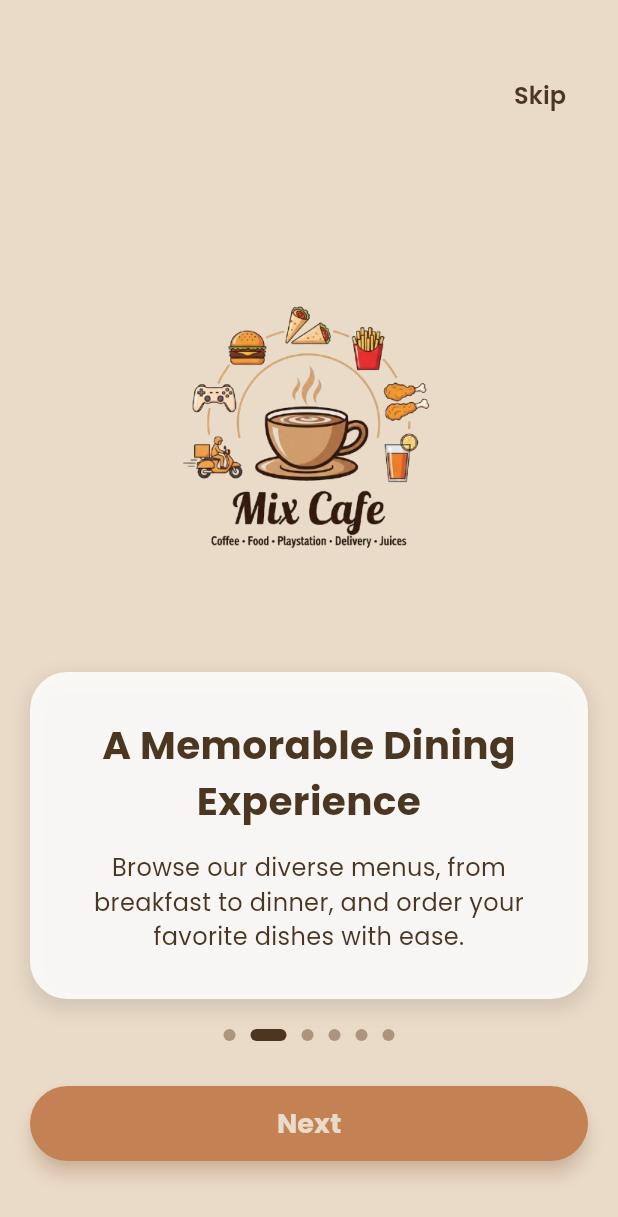
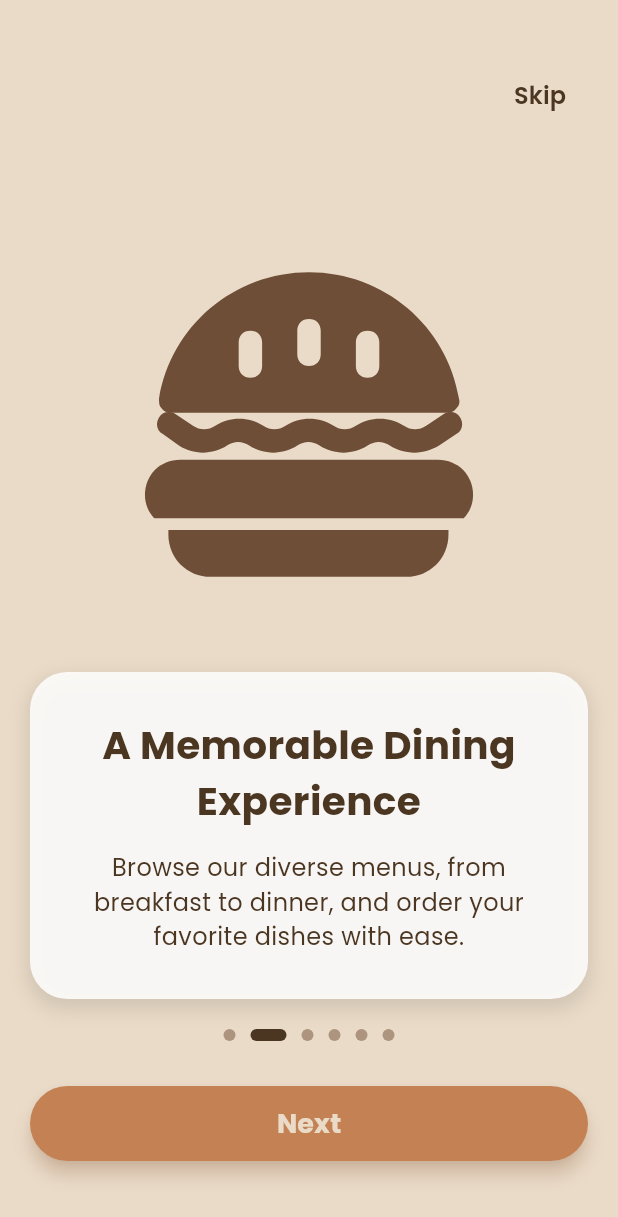
Before and after one commit to Moatasem-Official/CRUD-Mix-Cafe-App, a Flutter app: the screen it shows after launch, swiped to page 2, on a phone screen of 412 x 824 dp. Shown: the top 1217 px of the screen. Run offline on Flutter 3.47's test engine with Material 3 defaults, Android fonts, the phone set to English and light mode, and no system bars; our stand-ins replace animated_notch_bottom_bar, awesome_snackbar_content, bloc, cloud_firestore, device_preview, dotted_border and 15 more; missing offline and left inert: bottom_bar; accounts and stored records are empty.

Commit message:
finish OnBoarding Screen Design

```diff
--- a/lib/presentation/screens/on_boarding_screen.dart
+++ b/lib/presentation/screens/on_boarding_screen.dart
@@ -1,13 +1,11 @@
 import 'package:flutter/material.dart';
 import 'package:flutter_svg/flutter_svg.dart';
 
-// --- Global Colors ---
 const Color kCoffeeLight = Color(0xFFEADBC8);
 const Color kCoffeeDark = Color(0xFF4B3621);
 const Color kAccentBrown = Color(0xFF6F4E37);
 const Color kAccentOrange = Color(0xFFC38154);
 
-// --- Main Onboarding Screen Widget ---
 class OnboardingScreen extends StatefulWidget {
   const OnboardingScreen({super.key});
 
@@ -19,46 +17,39 @@ class _OnboardingScreenState extends State<OnboardingScreen> {
   final PageController _pageController = PageController(initialPage: 0);
   int _currentPage = 0;
 
-  // The list of onboarding page data
   final List<Map<String, String>> onboardingPages = [
     {
-      'image':
-          'assets/images/Gemini_Generated_Image_l6pj6kl6pj6kl6pj-removebg-preview.png',
+      'image': 'assets/icons/coffee-cup-svgrepo-com.svg',
       'title': 'Welcome to Mix Cafe',
       'body':
           'Discover a world of flavor where a restaurant, a cafe, and a juice bar meet in one place.',
     },
     {
-      'image':
-          'assets/images/Gemini_Generated_Image_l6pj6kl6pj6kl6pj-removebg-preview.png',
+      'image': 'assets/icons/food-fast-hamburger-burger-svgrepo-com.svg',
       'title': 'A Memorable Dining Experience',
       'body':
           'Browse our diverse menus, from breakfast to dinner, and order your favorite dishes with ease.',
     },
     {
-      'image':
-          'assets/images/Gemini_Generated_Image_l6pj6kl6pj6kl6pj-removebg-preview.png',
+      'image': 'assets/icons/coffee-beans-svgrepo-com.svg',
       'title': 'Your Coffee Awaits',
       'body':
           'Enjoy moments of tranquility with your favorite cup of coffee, from rich espresso to luxurious latte.',
     },
     {
-      'image':
-          'assets/images/Gemini_Generated_Image_l6pj6kl6pj6kl6pj-removebg-preview.png',
+      'image': 'assets/icons/juice-svgrepo-com.svg',
       'title': 'Fresh & Natural Juices',
       'body':
           'Revitalize with our wide selection of fresh, natural juices. Perfect for any time of the day.',
     },
     {
-      'image':
-          'assets/images/Gemini_Generated_Image_l6pj6kl6pj6kl6pj-removebg-preview.png',
+      'image': 'asset/icons/shopping-cart-svgrepo-com.svg',
       'title': 'Seamless Control for You',
       'body':
           'Track your orders, review your purchase history, and save your favorites for quick reordering.',
     },
     {
-      'image':
-          'assets/images/Gemini_Generated_Image_l6pj6kl6pj6kl6pj-removebg-preview.png',
+      'image': 'assets/icons/analytics-chart-diagram-svgrepo-com.svg',
       'title': 'Smart Business Management',
       'body':
           'For our business partners: our admin dashboard provides instant insights and comprehensive reports to manage your business efficiently.',
@@ -87,7 +78,6 @@ class _OnboardingScreenState extends State<OnboardingScreen> {
       backgroundColor: kCoffeeLight,
       body: Stack(
         children: [
-          // Main content: PageView
           PageView.builder(
             controller: _pageController,
             itemCount: onboardingPages.length,
@@ -100,7 +90,6 @@ class _OnboardingScreenState extends State<OnboardingScreen> {
               );
             },
           ),
-          // "Skip" button at the top-right
           Positioned(
             top: 40,
             right: 20,
@@ -116,7 +105,6 @@ class _OnboardingScreenState extends State<OnboardingScreen> {
               ),
             ),
           ),
-          // Bottom navigation and buttons
           Positioned(
             bottom: 50,
             left: 20,
@@ -126,10 +114,8 @@ class _OnboardingScreenState extends State<OnboardingScreen> {
                 _buildDotsIndicator(),
                 const SizedBox(height: 30),
                 if (_currentPage < onboardingPages.length - 1)
-                  // "Next" button for most pages
                   _buildNextButton(context)
                 else
-                  // "Get Started" button for the final page
                   _buildGetStartedButton(context),
               ],
             ),
@@ -139,15 +125,20 @@ class _OnboardingScreenState extends State<OnboardingScreen> {
     );
   }
 
-  // Helper widget to build each onboarding page
   Widget _buildOnboardingPage(String imagePath, String title, String body) {
     return Column(
       mainAxisAlignment: MainAxisAlignment.center,
       children: [
-        // Image at the top
-        SizedBox(height: 250, child: Image.asset(imagePath)),
+        SizedBox(
+          height: 250,
+          width: 250,
+          child: SvgPicture.asset(
+            imagePath,
+            fit: BoxFit.contain,
+            colorFilter: const ColorFilter.mode(kAccentBrown, BlendMode.srcIn),
+          ),
+        ),
         const SizedBox(height: 40),
-        // Text container at the bottom
         Container(
           margin: const EdgeInsets.symmetric(horizontal: 20),
           padding: const EdgeInsets.symmetric(horizontal: 25, vertical: 30),
@@ -187,7 +178,6 @@ class _OnboardingScreenState extends State<OnboardingScreen> {
     );
   }
 
-  // Helper widget to build the dot indicators
   Widget _buildDotsIndicator() {
     return Row(
       mainAxisAlignment: MainAxisAlignment.center,
@@ -209,7 +199,6 @@ class _OnboardingScreenState extends State<OnboardingScreen> {
     );
   }
 
-  // Helper widget for the "Next" button
   Widget _buildNextButton(BuildContext context) {
     return ElevatedButton(
       onPressed: () {
@@ -233,7 +222,6 @@ class _OnboardingScreenState extends State<OnboardingScreen> {
     );
   }
 
-  // Helper widget for the "Get Started" button
   Widget _buildGetStartedButton(BuildContext context) {
     return ElevatedButton(
       onPressed: () => _goToHome(context),
@@ -252,7 +240,6 @@ class _OnboardingScreenState extends State<OnboardingScreen> {
     );
   }
 
-  // Function to navigate to the home page
   void _goToHome(BuildContext context) {
     Navigator.of(context).pushReplacementNamed('/selectUserRole');
   }
--- a/pubspec.yaml
+++ b/pubspec.yaml
@@ -62,6 +62,7 @@ flutter:
   assets:
     - assets/images/
     - assets/animations/
+    - assets/icons/
 
 flutter_assets:
   assets_path: assets/images/
```
Also changed, not shown: assets/icons/analytics-chart-diagram-svgrepo-com.svg (added), assets/icons/coffee-beans-svgrepo-com.svg (added), assets/icons/coffee-cup-svgrepo-com.svg (added), assets/icons/food-fast-hamburger-burger-svgrepo-com.svg (added), assets/icons/juice-svgrepo-com.svg (added), assets/icons/shopping-cart-svgrepo-com.svg (added).
